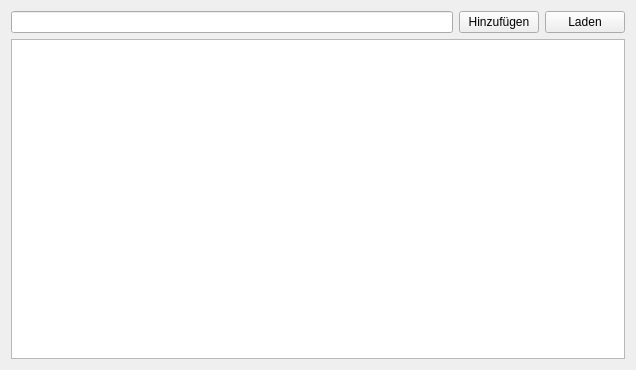
This is source/filterdialog/Dialog/FileSelect/FileSelectTab.ui in JayDalton/FilterMatrix as Qt 5 draws it before an edit. The edited form follows.
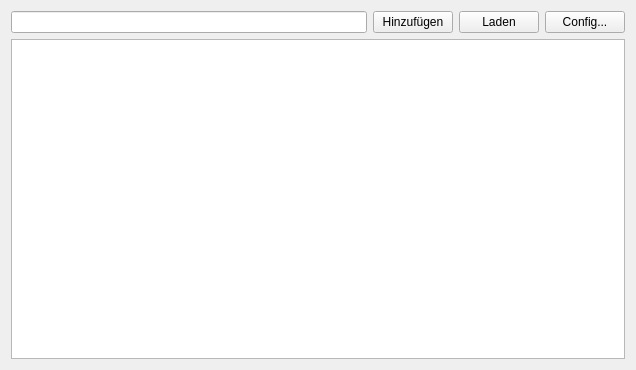
This is the edited form.

Patch:
```diff
--- a/source/filterdialog/Dialog/FileSelect/FileSelectTab.ui
+++ b/source/filterdialog/Dialog/FileSelect/FileSelectTab.ui
@@ -33,6 +33,13 @@
        </property>
       </widget>
      </item>
+     <item>
+      <widget class="QPushButton" name="configButton">
+       <property name="text">
+        <string>Config...</string>
+       </property>
+      </widget>
+     </item>
     </layout>
    </item>
    <item>
```
